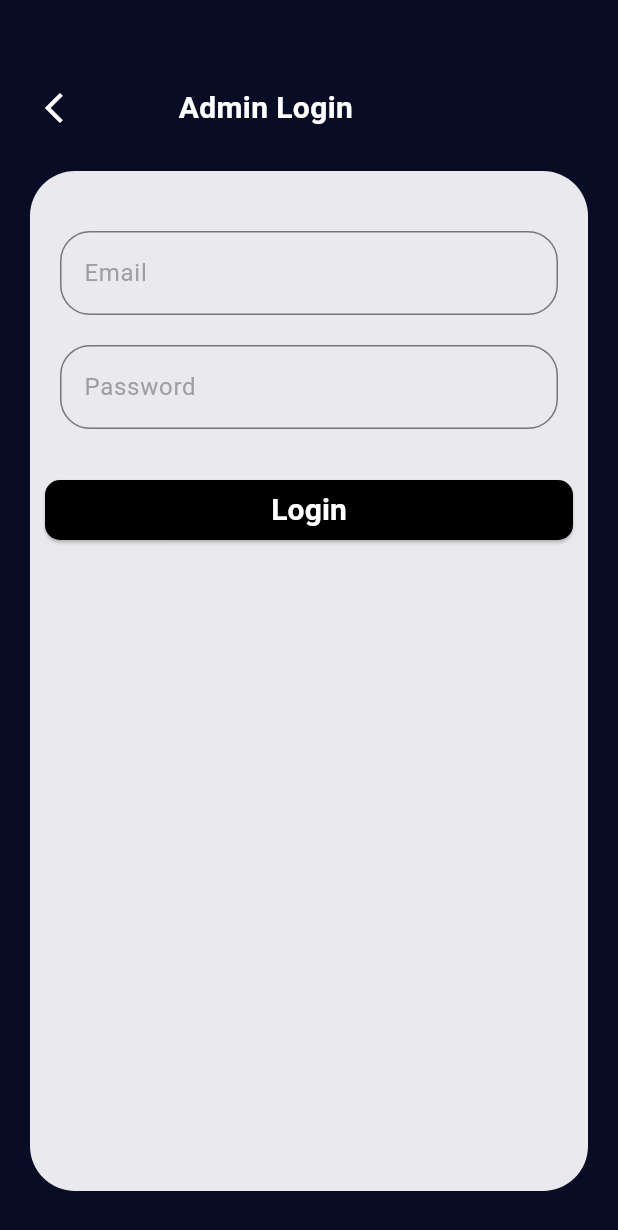
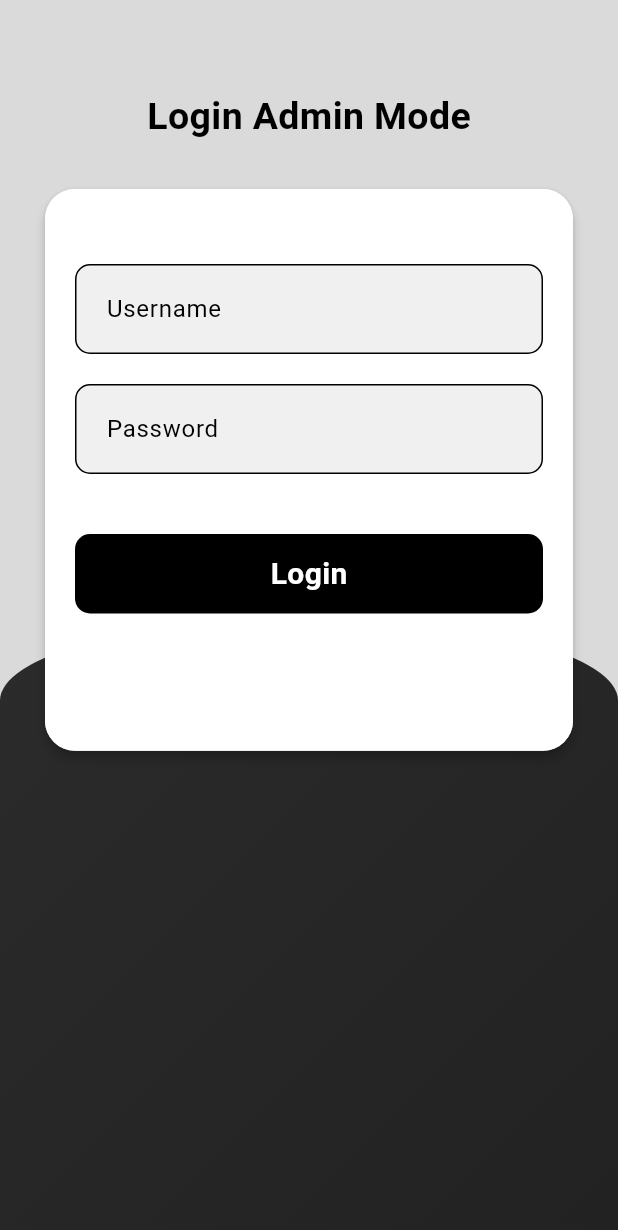
Before and after one commit to LucasMel00/IA-Art, a Flutter app: the screen it shows after launch, on a phone screen of 412 x 824 dp. Shown: the top 1230 px of the screen. Run offline on Flutter 3.47's test engine with Material 3 defaults, Android fonts, the phone set to English and light mode, and no system bars; our stand-ins replace cloud_firestore, firebase_core, image_picker; accounts and stored records are empty.

```diff
--- a/lib/Admin/admin_login.dart
+++ b/lib/Admin/admin_login.dart
@@ -1,6 +1,11 @@
 // ignore_for_file: prefer_const_constructors
-
+import 'package:cloud_firestore/cloud_firestore.dart';
+import 'package:firebase_core/firebase_core.dart';
+import 'package:flutter/cupertino.dart';
+import 'package:flutter/painting.dart';
 import "package:flutter/material.dart";
+import 'package:flutter/widgets.dart';
+import 'package:ia_art/Admin/add_quiz.dart';
 
 class AdminLogin extends StatefulWidget {
   const AdminLogin({super.key});
@@ -10,112 +15,151 @@ class AdminLogin extends StatefulWidget {
 }
 
 class _AdminLoginState extends State<AdminLogin> {
+  TextEditingController usernameController = TextEditingController();
+  TextEditingController passwordController = TextEditingController();
   @override
   Widget build(BuildContext context) {
     return Scaffold(
-      backgroundColor: Color(0xff080d25),
-      body: Padding(
-        padding: const EdgeInsets.only(top: 50, left: 20, right: 20),
-        child: Container(
+      backgroundColor: Color.fromARGB(255, 219, 218, 218),
+      body: Container(
+        child: Stack(
+          children: [
+            Container(
+              margin:
+                  EdgeInsets.only(top: MediaQuery.of(context).size.height / 2),
+              padding:
+                  EdgeInsets.only(top: 45, left: 20, right: 20, bottom: 20),
+              height: MediaQuery.of(context).size.height,
+              width: MediaQuery.of(context).size.width,
+              decoration: BoxDecoration(
+                  gradient: LinearGradient(colors: [
+                    Color.fromARGB(255, 43, 43, 43),
+                    Color.fromARGB(255, 34, 34, 34),
+                  ], begin: Alignment.topLeft, end: Alignment.bottomRight),
+                  borderRadius: BorderRadius.vertical(
+                      top: Radius.elliptical(
+                          MediaQuery.of(context).size.width, 110))),
+            ),
+            Container(
+              margin: EdgeInsets.only(left: 30, right: 30, top: 60),
+              child: Form(
                 child: Column(
                   children: [
-              Row(
-                children: [
-                  Container(
-                      padding: const EdgeInsets.all(10.0),
+                    Text(
+                      "Login Admin Mode",
+                      style: TextStyle(
+                          color: Colors.black,
+                          fontSize: 25,
+                          fontWeight: FontWeight.bold),
+                    ),
+                    SizedBox(
+                      height: 30,
+                    ),
+                    Material(
+                      elevation: 3,
+                      borderRadius: BorderRadius.circular(20),
+                      child: Container(
+                        height: MediaQuery.of(context).size.height / 2.2,
                         decoration: BoxDecoration(
-                          borderRadius: BorderRadius.only(
-                              bottomRight: Radius.circular(10),
-                              bottomLeft: Radius.circular(10))),
-                      child: Center(
-                          child:
-                              Icon(Icons.arrow_back_ios, color: Colors.white))),
-                  SizedBox(width: 55),
-                  Text("Admin Login",
-                      style: TextStyle(
-                          color: Colors.white,
-                          fontSize: 20,
-                          fontWeight: FontWeight.bold)),
-                ],
-              ),
-              SizedBox(height: 20),
-              Expanded(
-                child: Container(
-                  height: MediaQuery.of(context).size.height * 0.5,
-                  width: MediaQuery.of(context).size.width,
-                  margin: EdgeInsets.only(bottom: 30),
-                  decoration: BoxDecoration(
-                    color: Color.fromARGB(255, 234, 234, 238),
-                    borderRadius: BorderRadius.only(
-                      topLeft: Radius.circular(30),
-                      topRight: Radius.circular(30),
-                      bottomLeft: Radius.circular(30),
-                      bottomRight: Radius.circular(30),
-                    ),
-                  ),
+                            color: Color.fromARGB(255, 255, 255, 255),
+                            borderRadius: BorderRadius.circular(20)),
                         child: Column(
                           children: [
-                      Padding(
-                        padding: const EdgeInsets.only(
-                          top: 40,
-                          left: 20,
-                          right: 20,
+                            SizedBox(
+                              height: 50,
                             ),
-                        child: TextField(
+                            Container(
+                              padding:
+                                  EdgeInsets.only(left: 20, top: 5, bottom: 5),
+                              margin: EdgeInsets.symmetric(horizontal: 20),
+                              decoration: BoxDecoration(
+                                border: Border.all(
+                                  color: Color.fromARGB(255, 0, 0, 0),
+                                ),
+                                borderRadius: BorderRadius.circular(10),
+                                color: Color.fromARGB(255, 240, 240, 240),
+                              ),
+                              child: Center(
+                                child: TextFormField(
+                                  controller: passwordController,
+                                  validator: (value) {
+                                    if (value == null || value.isEmpty) {
+                                      return "Please enter a username";
+                                    }
+                                    return null;
+                                  },
                                   decoration: InputDecoration(
-                            hintText: "Email",
+                                    border: InputBorder.none,
+                                    hintText: "Username",
                                     hintStyle: TextStyle(
-                              color: Colors.grey,
+                                      color: Color.fromARGB(255, 0, 0, 0),
                                     ),
-                            border: OutlineInputBorder(
-                              borderRadius: BorderRadius.circular(20),
-                            ),
-                          ),
-                        ),
-                      ),
-                      Padding(
-                        padding: const EdgeInsets.only(
-                          top: 20,
-                          left: 20,
-                          right: 20,
-                        ),
-                        child: TextField(
-                          decoration: InputDecoration(
-                            hintText: "Password",
-                            hintStyle: TextStyle(
-                              color: Colors.grey,
-                            ),
-                            border: OutlineInputBorder(
-                              borderRadius: BorderRadius.circular(20),
                                   ),
                                 ),
                               ),
                             ),
                             SizedBox(
-                        height: 10,
+                              height: 20,
                             ),
                             Container(
-                        padding: EdgeInsets.symmetric(vertical: 20),
-                        margin: EdgeInsets.symmetric(horizontal: 10),
+                              child: Container(
+                                padding: EdgeInsets.only(
+                                    left: 20, top: 5, bottom: 5),
+                                margin: EdgeInsets.symmetric(horizontal: 20),
+                                decoration: BoxDecoration(
+                                  border: Border.all(
+                                    color: Color.fromARGB(255, 0, 0, 0),
+                                  ),
+                                  borderRadius: BorderRadius.circular(10),
+                                  color: Color.fromARGB(255, 240, 240, 240),
+                                ),
+                                child: Center(
+                                  child: TextFormField(
+                                    controller: usernameController,
+                                    validator: (value) {
+                                      if (value == null || value.isEmpty) {
+                                        return "Please enter a password";
+                                      }
+                                      return null;
+                                    },
+                                    decoration: InputDecoration(
+                                      border: InputBorder.none,
+                                      hintText: "Password",
+                                      hintStyle: TextStyle(
+                                        color: Color.fromARGB(255, 0, 0, 0),
+                                      ),
+                                    ),
+                                  ),
+                                ),
+                              ),
+                            ),
+                            SizedBox(
+                              height: 40,
+                            ),
+                            GestureDetector(
+                              onTap: () {
+                                LoginAdmin();
+                              },
+                              child: Container(
+                                padding: EdgeInsets.symmetric(vertical: 12),
+                                margin: EdgeInsets.symmetric(horizontal: 20),
                                 width: MediaQuery.of(context).size.width,
-                        child: ElevatedButton(
-                          onPressed: () {},
-                          style: ElevatedButton.styleFrom(
-                            backgroundColor: Color(0xff000000),
-                            shape: RoundedRectangleBorder(
+                                decoration: BoxDecoration(
+                                  color: Color.fromARGB(255, 0, 0, 0),
                                   borderRadius: BorderRadius.circular(10),
-                            ),
                                 ),
                                 child: Center(
                                   child: Text(
                                     "Login",
                                     style: TextStyle(
-                                color: Colors.white,
+                                      color: Color.fromARGB(255, 255, 255, 255),
                                       fontSize: 20,
-                                fontWeight: FontWeight.bold),
-                          )),
+                                      fontWeight: FontWeight.bold,
                                     ),
                                   ),
+                                ),
+                              ),
+                            )
                           ],
                         ),
                       ),
@@ -123,7 +167,32 @@ class _AdminLoginState extends State<AdminLogin> {
                   ],
                 ),
               ),
+            )
+          ],
+        ),
       ),
     );
   }
+
+  LoginAdmin() {
+    FirebaseFirestore.instance.collection("Admin").get().then((snapshot) {
+      snapshot.docs.forEach((result) {
+        if (result.data()['id'] == usernameController.text.trim()) {
+          ScaffoldMessenger.of(context).showSnackBar(SnackBar(
+            content: Text("Invalid Username",
+                style: TextStyle(color: Colors.white, fontSize: 18)),
+          ));
+        } else if (result.data()['password'] ==
+            passwordController.text.trim()) {
+          ScaffoldMessenger.of(context).showSnackBar(SnackBar(
+            content: Text("Invalid Password",
+                style: TextStyle(color: Colors.white, fontSize: 18)),
+          ));
+        } else {
+          Route route = MaterialPageRoute(builder: (context) => AddQuiz());
+          Navigator.pushReplacement(context, route);
         }
+      });
+    });
+  }
+}
--- a/lib/main.dart
+++ b/lib/main.dart
@@ -1,9 +1,13 @@
+import 'package:firebase_core/firebase_core.dart';
 import 'package:flutter/material.dart';
 import 'package:ia_art/Admin/admin_login.dart';
+import 'package:ia_art/firebase_options.dart';
 import 'package:ia_art/pages/home.dart';
 import 'package:ia_art/pages/question.dart';
 
-void main() {
+void main() async {
+  WidgetsFlutterBinding.ensureInitialized();
+  await Firebase.initializeApp(options: DefaultFirebaseOptions.currentPlatform);
   runApp(const MainApp());
 }
 
--- a/pubspec.yaml
+++ b/pubspec.yaml
@@ -32,11 +32,13 @@ dependencies:
     sdk: flutter
   firebase_core: ^2.27.2
   cloud_firestore: ^4.15.10
+  image_picker: ^1.0.7
+  random_string: ^2.3.1
 
   # The following adds the Cupertino Icons font to your application.
   # Use with the CupertinoIcons class for iOS style icons.
   cupertino_icons: ^1.0.6
-  firebase_storage: ^11.0.16
+  firebase_storage: ^11.0.161
 
 dev_dependencies:
   flutter_test:
```
Also changed, not shown: lib/Admin/add_quiz.dart (added, +70 -0 lines), pubspec.lock (added), 7 other files. Lines whose indentation alone changed are shown as unchanged.
